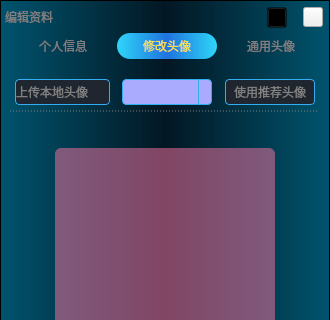
Old version of the form VideoPlayer/login/ChangeHead.ui in the repository huizhang556/pc-video-player; both pictures show x 0 to 330 and y 0 to 320 of the 330 by 581 pixel window.
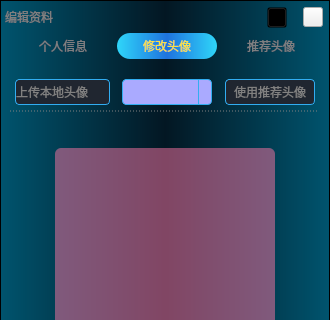
New version of the form. The open tabs and pages were chosen to show the change. Icons and pictures are not drawn.

Commit message: 创作中心-修改默认头像

The edit to the form file:
```diff
--- a/VideoPlayer/login/ChangeHead.ui
+++ b/VideoPlayer/login/ChangeHead.ui
@@ -1920,7 +1920,7 @@
           </widget>
           <widget class="QWidget" name="tab_general">
            <attribute name="title">
-            <string>通用头像</string>
+            <string>推荐头像</string>
            </attribute>
            <layout class="QVBoxLayout" name="verticalLayout_9">
             <item>
```
Left out of the diff: 2 changed lines with no effect on the pictures. The commit also changes 98 other files.
